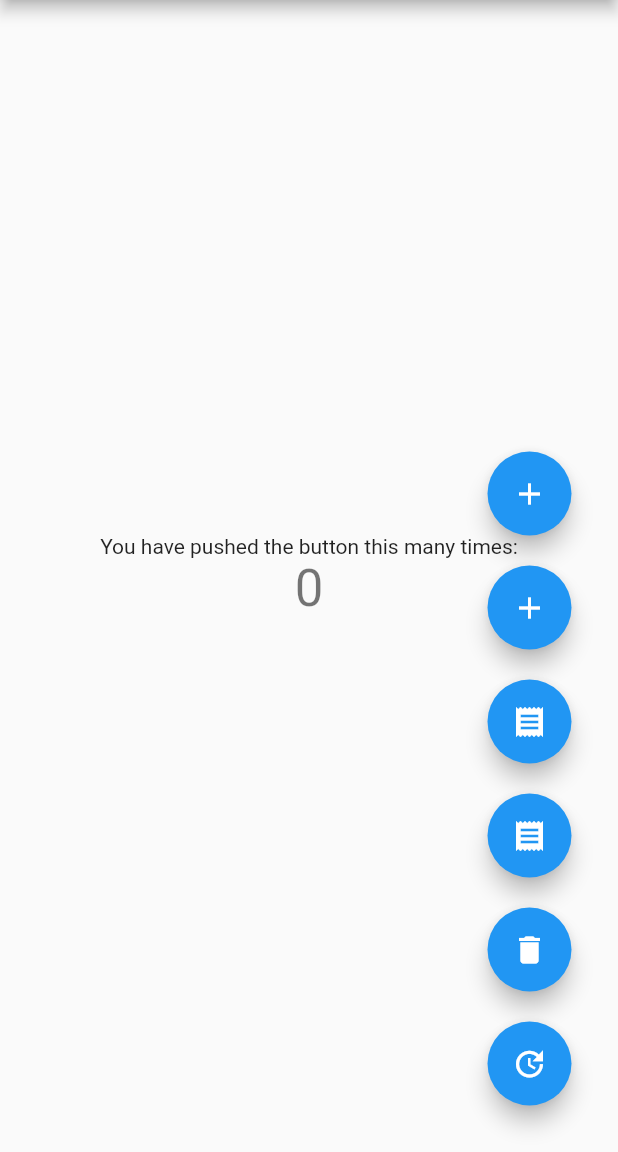
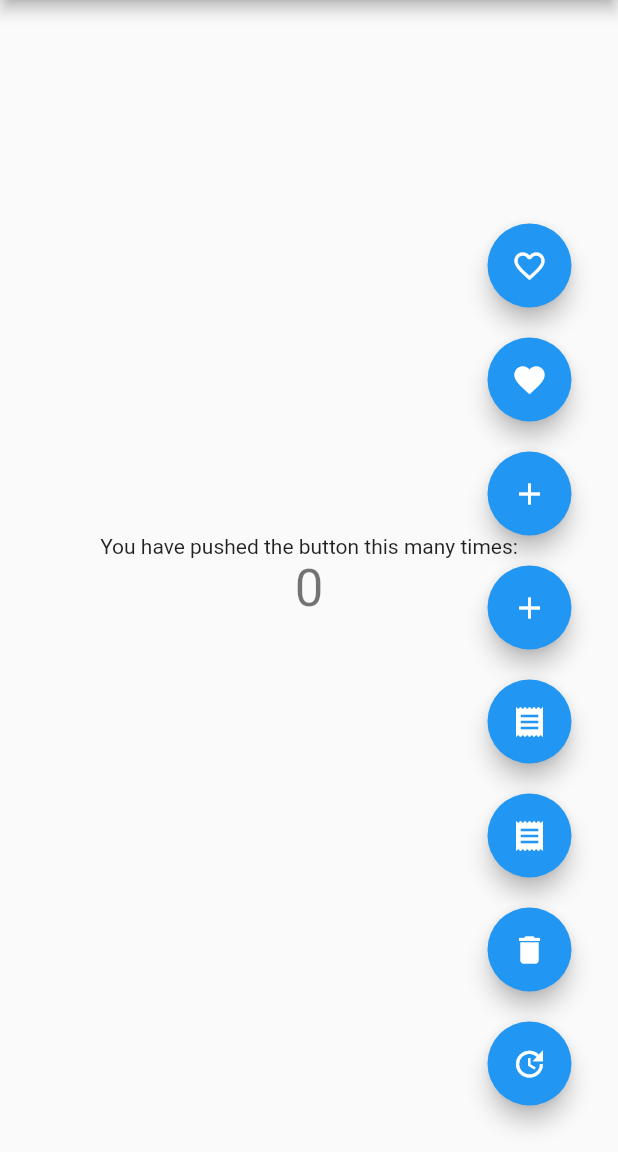
Before and after one commit to ezzat2019/sqf_lite_project, a Flutter app: the screen it shows after launch, after a tap on the "add" icon, on a phone screen of 412 x 824 dp, the part 84-1236 px from its top. Run offline on Flutter 3.47's test engine with Material 2 defaults, Android fonts, the phone set to English and light mode, and no system bars; our stand-ins replace sqflite; accounts and stored records are empty.

Commit message:
relation user (m) to notes (m) junction (fav ) table

```diff
--- /dev/null
+++ b/lib/app/db_helper.dart
@@ -0,0 +1,5 @@
+abstract class DBHelper{
+  static final TABLE_USER="User";
+  static final TABLE_NOTE="Notes";
+  static final TABLE_FAVOURITE="Favourite";
+}
--- a/lib/data/db/dp_operation.dart
+++ b/lib/data/db/dp_operation.dart
@@ -2,7 +2,7 @@ import 'package:sqflite/sqflite.dart';
 
 abstract class DBOperation{
   Future<Database?> initDB();
-  readData(String tableName,String? where);
+  readData({required String tableName, String? where});
   updateData(String tableName,String newNote,int id);
   deleteData(String tableName,List ids);
   insertData(String tableName,Map<String,Object> data);
--- a/lib/data/db/sqf.dart
+++ b/lib/data/db/sqf.dart
@@ -1,3 +1,4 @@
+import 'package:sqf_lite_project/app/db_helper.dart';
 import 'package:sqf_lite_project/data/db/dp_operation.dart';
 import 'package:sqflite/sqflite.dart';
 
@@ -18,22 +19,40 @@ class SQF implements DBOperation{
   @override
   Future<Database?> initDB() async{
    String dbPath= await getDatabasesPath();
-   String path=dbPath+"/notes_db2.db";
-   Database database= await openDatabase(path,version: 1,onCreate: (db, version) async{
+   String path=dbPath+"/notes_db4.db";
+   Database database= await openDatabase(path,version: 2,onCreate: (db, version) async{
+     // await db.execute(
+     //     '''
+     //
+     //     CREATE TABLE "Notes" ("id" INTEGER PRIMARY KEY, "note" TEXT,
+     //     "fk_user" integer ,
+     //     foreign key ("fk_user") references "User" ("user_id")
+     //     )
+     //
+     //     ''');
      await db.execute(
          '''
 
-         CREATE TABLE "Notes" ("id" INTEGER PRIMARY KEY, "note" TEXT,
-         "fk_user" integer ,
-         foreign key ("fk_user") references "User" ("user_id")
+         CREATE TABLE "${DBHelper.TABLE_NOTE}" ("id" INTEGER PRIMARY KEY, "note" TEXT
          )
 
          ''');
      await db.execute(
          '''
 
-         CREATE TABLE "User" ("user_id" INTEGER PRIMARY KEY, "name" TEXT,
+         CREATE TABLE "${DBHelper.TABLE_USER}" ("user_id" INTEGER PRIMARY KEY, "name" TEXT,
          "age" integer not null
+         )
+
+         ''');
+     await db.execute(
+         '''
+
+         CREATE TABLE "${DBHelper.TABLE_FAVOURITE}" ("fav_id" INTEGER PRIMARY KEY, "fk_user" integer,
+          "fk_note" integer, "note" text,foreign key ("fk_user") references "${DBHelper.TABLE_USER}" ("user_id"),
+
+         foreign key ("fk_note") references "${DBHelper.TABLE_NOTE}" ("id")
+
          )
 
          ''');
@@ -52,7 +71,7 @@ class SQF implements DBOperation{
   }
 
   @override
-  readData(String tableName,String? where) async{
+  readData({required String tableName, String? where}) async{
     var myDB=await db;
     var res= await myDB!.query(tableName,where:where );
     return res;
--- a/lib/main.dart
+++ b/lib/main.dart
@@ -1,6 +1,7 @@
 import 'dart:math';
 
 import 'package:flutter/material.dart';
+import 'package:sqf_lite_project/app/db_helper.dart';
 import 'package:sqf_lite_project/data/db/sqf.dart';
 
 void main() {
@@ -64,31 +65,48 @@ class _MyHomePageState extends State<MyHomePage> {
       _counter++;
     });
   }
-  void insetNote(String note,int? fk_user)async{
+  void insertNote(String note)async{
 
-   var res= await sqf.insertData("notes",{
+   var res= await sqf.insertData(DBHelper.TABLE_NOTE,{
      "note":note,
-     "fk_user":fk_user
+
    });}
-   void insetUser(String name,int age)async{
+   void insertUser(String name,int age)async{
 
-     var res= await sqf.insertData("User",{
+     var res= await sqf.insertData(DBHelper.TABLE_USER,{
        "name":name,
        "age":age,
      });
    print(res>0?"success added new user ":"fail insert");
    print("insert raw num $res");
   }
+  void insertFavourite(String name)async{
+
+    var res= await sqf.insertData(DBHelper.TABLE_FAVOURITE,{
+      "fk_user":2,
+      "fk_note":1,
+      "note":name
+    });
+    print(res>0?"success added new user ":"fail insert");
+    print("insert raw num $res");
+  }
+
+  void getFavourites()async{
+
+    var res= await sqf.readData(tableName: DBHelper.TABLE_FAVOURITE);
+    print(res.toString());
+
+  }
   void getNotes(int userId)async{
 
-    var res= await sqf.readData("Notes","fk_user=$userId");
+    var res= await sqf.readData(tableName: DBHelper.TABLE_NOTE);
     print(res.toString());
 
   }
   void getUsers()async{
-    var res= await sqf.readData("User",null);
+    var res= await sqf.readData(tableName: DBHelper.TABLE_USER);
     print(res.toString());
-    print("////////////////////////////");
+
   }
   @override
   Widget build(BuildContext context) {
@@ -142,7 +160,23 @@ class _MyHomePageState extends State<MyHomePage> {
           children: [
             FloatingActionButton(
               onPressed: () {
-                insetUser("ezzat mohamed",Random().nextInt(100));
+                insertFavourite("hi ezzat");
+              },
+              tooltip: 'fav',
+              child: const Icon(Icons.favorite_border),
+            ),
+            SizedBox(height: 20,),
+            FloatingActionButton(
+              onPressed: () {
+                getFavourites();
+              },
+              tooltip: 'add',
+              child: const Icon(Icons.favorite),
+            ),
+            SizedBox(height: 20,),
+            FloatingActionButton(
+              onPressed: () {
+                insertUser("ezzat mohamed",Random().nextInt(100));
               },
               tooltip: 'add',
               child: const Icon(Icons.add),
@@ -152,7 +186,7 @@ class _MyHomePageState extends State<MyHomePage> {
             FloatingActionButton(
               onPressed: () {
 
-insetNote("note num ${Random().nextInt(10)}",1);
+insertNote("note num ${Random().nextInt(10)}");
               },
               tooltip: 'add',
               child: const Icon(Icons.add),
```
Also changed, not shown: pubspec.lock.
